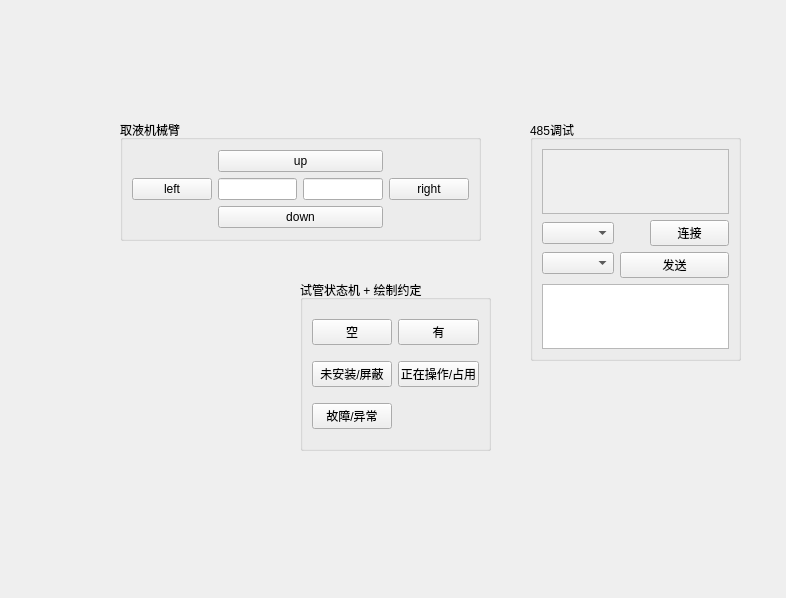
Old version of the form SettingsButton/settingsbutton.ui in the repository LightningFlashEvE/high-throughput-perovskite-medication-system.
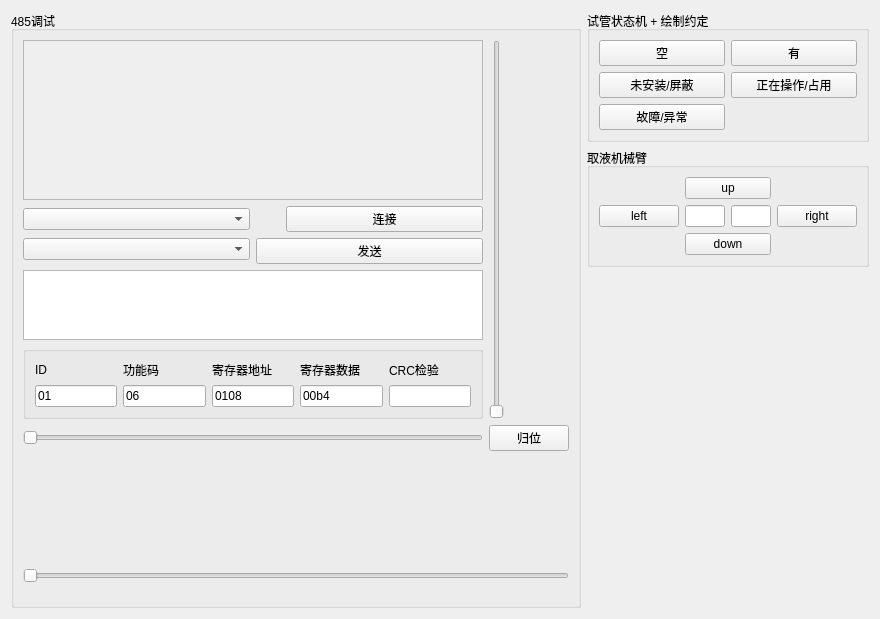
New version of the form.

```diff
--- a/SettingsButton/settingsbutton.ui
+++ b/SettingsButton/settingsbutton.ui
@@ -6,28 +6,31 @@
    <rect>
     <x>0</x>
     <y>0</y>
-    <width>786</width>
-    <height>598</height>
+    <width>880</width>
+    <height>619</height>
    </rect>
   </property>
   <property name="windowTitle">
    <string>Form</string>
   </property>
+  <layout class="QGridLayout" name="gridLayout_6">
+   <item row="0" column="0" rowspan="3">
   <widget class="QGroupBox" name="groupBox485">
-   <property name="geometry">
-    <rect>
-     <x>530</x>
-     <y>120</y>
-     <width>211</width>
-     <height>241</height>
-    </rect>
-   </property>
    <property name="title">
     <string>485调试</string>
    </property>
-   <layout class="QGridLayout" name="gridLayout">
+     <layout class="QVBoxLayout" name="verticalLayout_9">
+      <item>
+       <layout class="QGridLayout" name="gridLayout_5">
+        <item row="1" column="0">
+         <widget class="QSlider" name="horizontalSliderX">
+          <property name="orientation">
+           <enum>Qt::Orientation::Horizontal</enum>
+          </property>
+         </widget>
+        </item>
     <item row="0" column="0">
-     <layout class="QVBoxLayout" name="verticalLayout_3" stretch="4,0,1">
+         <layout class="QVBoxLayout" name="verticalLayout_3" stretch="4,0,1,0">
       <item>
        <widget class="QScrollArea" name="scrollAreaServer">
         <property name="widgetResizable">
@@ -38,8 +41,8 @@
           <rect>
            <x>0</x>
            <y>0</y>
-           <width>193</width>
-           <height>86</height>
+               <width>545</width>
+               <height>190</height>
           </rect>
          </property>
         </widget>
@@ -107,19 +110,211 @@
       <item>
        <widget class="QTextEdit" name="textEditServer"/>
       </item>
-     </layout>
-    </item>
-   </layout>
-  </widget>
+          <item>
+           <widget class="QGroupBox" name="groupBox_3">
+            <property name="title">
+             <string/>
+            </property>
+            <layout class="QGridLayout" name="gridLayout">
+             <item row="0" column="0">
+              <layout class="QHBoxLayout" name="horizontalLayout_4">
+               <item>
+                <layout class="QVBoxLayout" name="verticalLayout_7">
+                 <item>
+                  <widget class="QLabel" name="label">
+                   <property name="text">
+                    <string>ID</string>
+                   </property>
+                  </widget>
+                 </item>
+                 <item>
+                  <widget class="QLineEdit" name="lineEditID">
+                   <property name="text">
+                    <string>01</string>
+                   </property>
+                  </widget>
+                 </item>
+                </layout>
+               </item>
+               <item>
+                <layout class="QVBoxLayout" name="verticalLayout_6">
+                 <item>
+                  <widget class="QLabel" name="label_2">
+                   <property name="text">
+                    <string>功能码</string>
+                   </property>
+                  </widget>
+                 </item>
+                 <item>
+                  <widget class="QLineEdit" name="lineEditFunc">
+                   <property name="text">
+                    <string>06</string>
+                   </property>
+                  </widget>
+                 </item>
+                </layout>
+               </item>
+               <item>
+                <layout class="QVBoxLayout" name="verticalLayout_5">
+                 <item>
+                  <widget class="QLabel" name="label_3">
+                   <property name="text">
+                    <string>寄存器地址</string>
+                   </property>
+                  </widget>
+                 </item>
+                 <item>
+                  <widget class="QLineEdit" name="lineEditAddress">
+                   <property name="text">
+                    <string>0108</string>
+                   </property>
+                  </widget>
+                 </item>
+                </layout>
+               </item>
+               <item>
+                <layout class="QVBoxLayout" name="verticalLayout_4">
+                 <item>
+                  <widget class="QLabel" name="label_4">
+                   <property name="text">
+                    <string>寄存器数据</string>
+                   </property>
+                  </widget>
+                 </item>
+                 <item>
+                  <widget class="QLineEdit" name="lineEditData">
+                   <property name="text">
+                    <string>00b4</string>
+                   </property>
+                  </widget>
+                 </item>
+                </layout>
+               </item>
+               <item>
+                <layout class="QVBoxLayout" name="verticalLayout_8">
+                 <item>
+                  <widget class="QLabel" name="label_5">
+                   <property name="text">
+                    <string>CRC检验</string>
+                   </property>
+                  </widget>
+                 </item>
+                 <item>
+                  <widget class="QLineEdit" name="lineEditCRC16"/>
+                 </item>
+                </layout>
+               </item>
+              </layout>
+             </item>
+            </layout>
+           </widget>
+          </item>
+         </layout>
+        </item>
+        <item row="1" column="1">
+         <widget class="QPushButton" name="pushButtonXYZreset">
+          <property name="sizePolicy">
+           <sizepolicy hsizetype="Expanding" vsizetype="Expanding">
+            <horstretch>0</horstretch>
+            <verstretch>0</verstretch>
+           </sizepolicy>
+          </property>
+          <property name="text">
+           <string>归位</string>
+          </property>
+         </widget>
+        </item>
+        <item row="0" column="1">
+         <widget class="QSlider" name="verticalSliderZ">
+          <property name="orientation">
+           <enum>Qt::Orientation::Vertical</enum>
+          </property>
+         </widget>
+        </item>
+       </layout>
+      </item>
+      <item>
+       <spacer name="verticalSpacer">
+        <property name="orientation">
+         <enum>Qt::Orientation::Vertical</enum>
+        </property>
+        <property name="sizeHint" stdset="0">
+         <size>
+          <width>20</width>
+          <height>129</height>
+         </size>
+        </property>
+       </spacer>
+      </item>
+      <item>
+       <widget class="QSlider" name="horizontalSliderRotationAngle">
+        <property name="minimumSize">
+         <size>
+          <width>0</width>
+          <height>41</height>
+         </size>
+        </property>
+        <property name="orientation">
+         <enum>Qt::Orientation::Horizontal</enum>
+        </property>
+       </widget>
+      </item>
+     </layout>
+    </widget>
+   </item>
+   <item row="0" column="1" colspan="2">
+    <widget class="QGroupBox" name="groupBox_2">
+     <property name="title">
+      <string>试管状态机 + 绘制约定</string>
+     </property>
+     <layout class="QGridLayout" name="gridLayout_4">
+      <item row="2" column="0">
+       <widget class="QPushButton" name="pushButtonError">
+        <property name="text">
+         <string>故障/异常</string>
+        </property>
+       </widget>
+      </item>
+      <item row="0" column="0">
+       <widget class="QPushButton" name="pushButtonEmpty">
+        <property name="text">
+         <string>空</string>
+        </property>
+       </widget>
+      </item>
+      <item row="0" column="1">
+       <widget class="QPushButton" name="pushButtonFull">
+        <property name="text">
+         <string>有</string>
+        </property>
+       </widget>
+      </item>
+      <item row="1" column="1">
+       <widget class="QPushButton" name="pushButtonUsing">
+        <property name="text">
+         <string>正在操作/占用</string>
+        </property>
+       </widget>
+      </item>
+      <item row="1" column="0">
+       <widget class="QPushButton" name="pushButtonDisable">
+        <property name="text">
+         <string>未安装/屏蔽</string>
+        </property>
+       </widget>
+      </item>
+      <item row="2" column="1">
+       <widget class="QLabel" name="labelShow">
+        <property name="text">
+         <string/>
+        </property>
+       </widget>
+      </item>
+     </layout>
+    </widget>
+   </item>
+   <item row="1" column="1" colspan="2">
   <widget class="QGroupBox" name="groupBox">
-   <property name="geometry">
-    <rect>
-     <x>120</x>
-     <y>120</y>
-     <width>361</width>
-     <height>121</height>
-    </rect>
-   </property>
    <property name="title">
     <string>取液机械臂</string>
    </property>
@@ -182,63 +377,21 @@
     </item>
    </layout>
   </widget>
-  <widget class="QGroupBox" name="groupBox_2">
-   <property name="geometry">
-    <rect>
-     <x>300</x>
-     <y>280</y>
-     <width>191</width>
-     <height>171</height>
-    </rect>
-   </property>
-   <property name="title">
-    <string>试管状态机 + 绘制约定</string>
-   </property>
-   <layout class="QGridLayout" name="gridLayout_4">
-    <item row="2" column="0">
-     <widget class="QPushButton" name="pushButtonError">
-      <property name="text">
-       <string>故障/异常</string>
-      </property>
-     </widget>
-    </item>
-    <item row="0" column="0">
-     <widget class="QPushButton" name="pushButtonEmpty">
-      <property name="text">
-       <string>空</string>
-      </property>
-     </widget>
-    </item>
-    <item row="0" column="1">
-     <widget class="QPushButton" name="pushButtonFull">
-      <property name="text">
-       <string>有</string>
-      </property>
-     </widget>
-    </item>
-    <item row="1" column="1">
-     <widget class="QPushButton" name="pushButtonUsing">
-      <property name="text">
-       <string>正在操作/占用</string>
-      </property>
-     </widget>
-    </item>
-    <item row="1" column="0">
-     <widget class="QPushButton" name="pushButtonDisable">
-      <property name="text">
-       <string>未安装/屏蔽</string>
-      </property>
-     </widget>
-    </item>
-    <item row="2" column="1">
-     <widget class="QLabel" name="labelShow">
-      <property name="text">
-       <string/>
-      </property>
-     </widget>
-    </item>
-   </layout>
-  </widget>
+   </item>
+   <item row="2" column="1" colspan="2">
+    <spacer name="verticalSpacer_2">
+     <property name="orientation">
+      <enum>Qt::Orientation::Vertical</enum>
+     </property>
+     <property name="sizeHint" stdset="0">
+      <size>
+       <width>236</width>
+       <height>417</height>
+      </size>
+     </property>
+    </spacer>
+   </item>
+  </layout>
  </widget>
  <resources/>
  <connections/>
```
Lines whose indentation alone changed are shown as unchanged.
